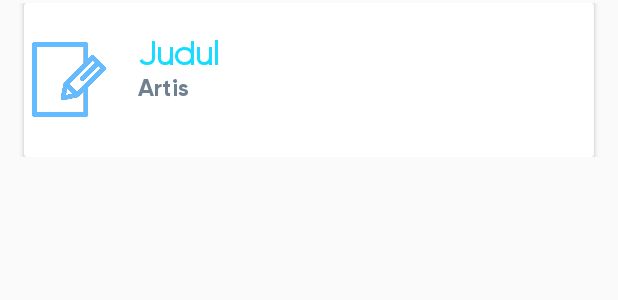
After one commit to AriSmrd7/ActuArry, an Android app: the layout list_music.xml on its own in the app's theme, with its tools: preview values and no code run, on a phone screen of 412 x 824 dp. The commit adds this screen. Shown: the top 300 px of the screen. Run offline under Robolectric (Android 15) with nearby library versions, the phone set to English and light mode, and no system bars.

Commit message:
Add media layout

```diff
--- a/app/build.gradle
+++ b/app/build.gradle
@@ -37,6 +37,8 @@ dependencies {
     implementation 'com.xwray:groupie:2.1.0'
     implementation 'com.xwray:groupie-kotlin-android-extensions:2.1.0'
     implementation 'com.google.android.material:material:1.2.0-alpha06'
+    implementation 'androidx.viewpager2:viewpager2:1.0.0-beta04'
+    implementation 'androidx.fragment:fragment-ktx:1.2.0-alpha04'
     implementation 'com.mikhaellopez:circularimageview:3.2.0'
     implementation 'com.romandanylyk:pageindicatorview:1.0.3'
     implementation 'com.squareup.picasso:picasso:2.71828'
--- a/app/src/main/java/com/arismrd/actuarry/WelcomeActivity.kt
+++ b/app/src/main/java/com/arismrd/actuarry/WelcomeActivity.kt
@@ -40,7 +40,7 @@ class WelcomeActivity : AppCompatActivity() {
                 }
                 R.id.navigation_video -> {
                     val fragment =
-                        VideoFragment()
+                        MediaFragment()
                     supportFragmentManager.beginTransaction().replace(R.id.container, fragment, fragment.javaClass.getSimpleName())
                         .commit()
                     return@OnNavigationItemSelectedListener true
--- a/app/src/main/java/com/arismrd/actuarry/adapter/AdapterDaily.kt
+++ b/app/src/main/java/com/arismrd/actuarry/adapter/AdapterDaily.kt
@@ -16,8 +16,8 @@ class AdapterDaily(private val list: List<ModelDaily>)
     }
 
     override fun onBindViewHolder(holder: DailyViewHolder, position: Int) {
-        val movie: ModelDaily = list[position]
-        holder.bind(movie)
+        val daily: ModelDaily = list[position]
+        holder.bind(daily)
     }
 
     override fun getItemCount(): Int = list.size
--- a/app/src/main/java/com/arismrd/actuarry/model/ModelGallery.kt
+++ b/app/src/main/java/com/arismrd/actuarry/model/ModelGallery.kt
@@ -1,3 +1,7 @@
 package com.arismrd.actuarry.model
 
-data class ModelGallery(val title: String, val photoRes: Int)
+data class ModelGallery
+    (
+        val title: String,
+        val photoRes: Int
+    )
--- /dev/null
+++ b/app/src/main/res/layout/list_music.xml
@@ -0,0 +1,71 @@
+<?xml version="1.0" encoding="utf-8"?>
+<LinearLayout android:layout_width="match_parent"
+    android:layout_height="wrap_content"
+    xmlns:card_view="http://schemas.android.com/tools"
+    android:orientation="vertical"
+    android:layout_gravity="center_horizontal"
+    android:gravity="center"
+    android:padding="2dp"
+    android:paddingBottom="100dp"
+    xmlns:android="http://schemas.android.com/apk/res/android">
+
+    <ScrollView
+        android:layout_width="match_parent"
+        android:layout_height="match_parent">
+
+        <androidx.cardview.widget.CardView
+            android:layout_width="match_parent"
+            android:layout_height="40dp"
+            card_view:cardBackgroundColor="@color/colorBgWhite"
+            card_view:cardCornerRadius="8dp"
+            card_view:contentPaddingTop="10dp"
+            android:layout_marginLeft="14dp"
+            android:layout_marginRight="14dp"
+            >
+            <RelativeLayout
+                android:layout_width="wrap_content"
+                android:layout_height="wrap_content">
+                <ImageView
+                    android:id="@+id/imgMusic"
+                    android:layout_width="60dp"
+                    android:layout_height="50dp"
+                    android:layout_centerVertical="true"
+                    android:src="@drawable/ic_fdaily_list_item"/>
+                <TextView
+                    android:id="@+id/list_judul"
+                    android:layout_toRightOf="@id/imgMusic"
+                    android:layout_toEndOf="@id/imgMusic"
+                    android:layout_width="wrap_content"
+                    android:layout_height="wrap_content"
+                    android:paddingTop="10dp"
+                    android:layout_gravity="left"
+                    android:paddingLeft="16dp"
+                    android:layout_marginBottom="25dp"
+                    android:layout_marginTop="10dp"
+                    android:textSize="22sp"
+                    android:fontFamily="@font/gilroyregular"
+                    android:text="Judul"
+                    android:textColor="@color/colorPrimary"
+                    android:textStyle="bold"/>
+                <TextView
+                    android:layout_toRightOf="@id/imgMusic"
+                    android:layout_toEndOf="@id/imgMusic"
+                    android:id="@+id/list_artist"
+                    android:layout_width="wrap_content"
+                    android:layout_height="wrap_content"
+                    android:layout_below="@id/list_judul"
+                    android:layout_gravity="left"
+                    android:layout_centerVertical="true"
+                    android:paddingLeft="16dp"
+                    android:paddingTop="10dp"
+                    android:textSize="16sp"
+                    android:textColor="@color/colorSlateGray"
+                    android:fontFamily="@font/gilroybold"
+                    android:text="Artis"/>
+            </RelativeLayout>
+
+        </androidx.cardview.widget.CardView>
+
+    </ScrollView>
+
+</LinearLayout>
--- a/app/src/main/res/layout/view_item.xml
+++ b/app/src/main/res/layout/view_item.xml
@@ -8,6 +8,8 @@
     android:layout_width="match_parent"
     android:layout_height="wrap_content"
     app:cardCornerRadius="8dp"
+    android:layout_marginLeft="14dp"
+    android:layout_marginRight="14dp"
     app:cardBackgroundColor="@color/colorAlmostWhite"
     app:cardPreventCornerOverlap="false">
 
```
Also changed, not shown: app/src/main/java/com/arismrd/actuarry/adapter/AdapterMusic.kt (added, +24 -0 lines), app/src/main/java/com/arismrd/actuarry/item/DailyViewHolder.kt (+9 -13 lines), app/src/main/java/com/arismrd/actuarry/item/MusicViewHolder.kt (added, +23 -0 lines), app/src/main/java/com/arismrd/actuarry/model/ModelDaily.kt (+6 -1 lines), app/src/main/java/com/arismrd/actuarry/model/ModelMusic.kt (added, +8 -0 lines), app/src/main/java/com/arismrd/actuarry/pagefragment/DailyFragment.kt (+14 -14 lines), app/src/main/java/com/arismrd/actuarry/pagefragment/MediaFragment.kt (added, +52 -0 lines), app/src/main/java/com/arismrd/actuarry/pagefragment/VideoFragment.kt (deleted, +0 -16 lines), app/src/main/res/layout/fragment_daily.xml (+0 -12 lines), app/src/main/res/layout/fragment_media.xml (added, +70 -0 lines), app/src/main/res/layout/fragment_video.xml (deleted, +0 -38 lines), app/src/main/res/values/colors.xml (+13 -0 lines).
